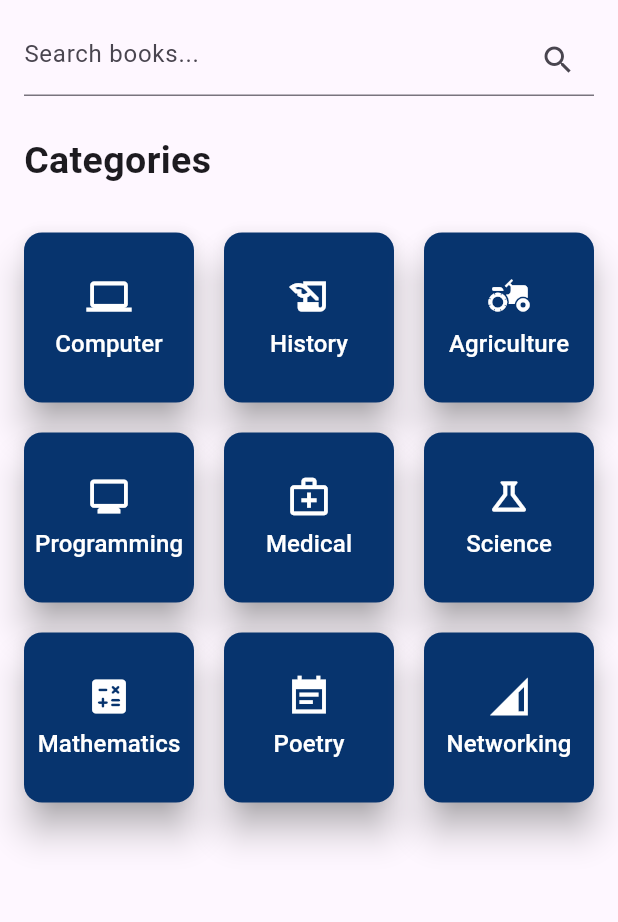
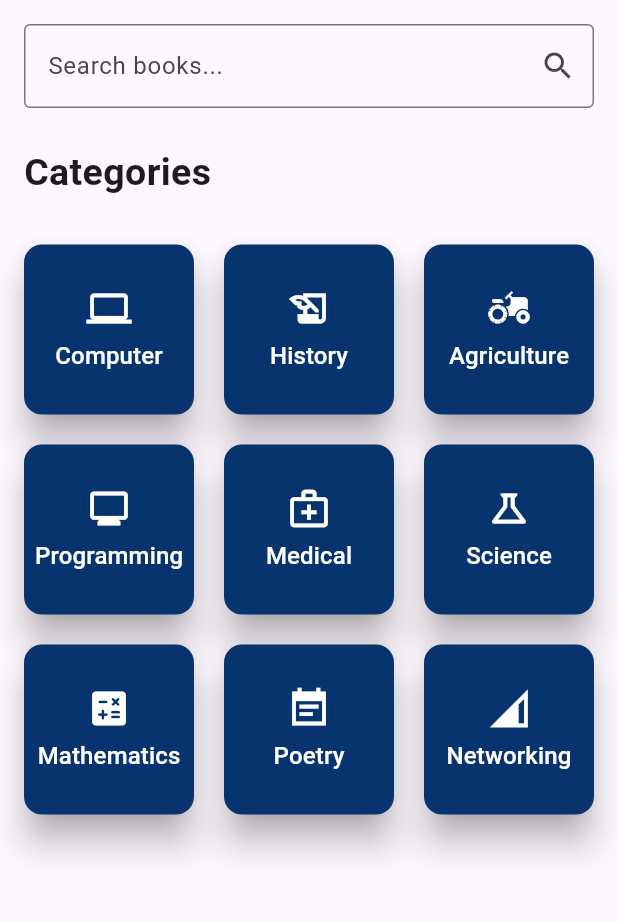
Before and after one commit to BasharatSahito/Ebooks-library-with-Google-Books-Api, a Flutter app: the screen it shows after launch, in the side drawer, after a tap on "Home", on a phone screen of 412 x 824 dp, the part 84-1006 px from its top. Run offline on Flutter 3.47's test engine with Material 3 defaults, Android fonts, the phone set to English and light mode, and no system bars; our stand-ins replace device_info_plus, file_picker, flutter_dotenv, permission_handler, shared_preferences; missing offline and left inert: flutter_pdfview.

```diff
--- a/lib/main.dart
+++ b/lib/main.dart
@@ -4,8 +4,12 @@ import 'package:book_library/providers/download_books_provider.dart';
 import 'package:book_library/providers/saved_books_provider.dart';
 import 'package:flutter/material.dart';
 import 'package:provider/provider.dart';
+import 'package:flutter_dotenv/flutter_dotenv.dart';
 
-void main() {
+
+void main() async {
+
+  await dotenv.load(fileName: ".env");
   runApp(const MyApp());
 }
 
--- a/lib/pages/book_details.dart
+++ b/lib/pages/book_details.dart
@@ -34,10 +34,6 @@ class _BookDetailsState extends State<BookDetails> {
 
   @override
   Widget build(BuildContext context) {
-    print(
-        "The Length of Saved Books is = ${context.read<SavedBooksProvider>().savedBooks.length}");
-    print("The value is = ${context.read<SavedBooksProvider>().isBookSaved}");
-
     var previewLink = widget.book.volumeInfo?.previewLink?.toString();
     var downloadLink = widget.book.accessInfo?.epub?.downloadLink?.toString();
     var bookThumbnail = widget.book.volumeInfo?.imageLinks?.thumbnail ??
--- a/lib/pages/homepage.dart
+++ b/lib/pages/homepage.dart
@@ -75,7 +75,7 @@ class _HomePageState extends State<HomePage> {
                 onSubmitted: (String value) {
                   if (searchController.text.isNotEmpty) {
                     context.read<CheckBoxProvider>().onCheckboxChanged(false);
-                    print(context.read<CheckBoxProvider>().isFreeEbookSelected);
+
                     Navigator.push(
                         context,
                         MaterialPageRoute(
@@ -92,6 +92,7 @@ class _HomePageState extends State<HomePage> {
                   }
                 },
                 decoration: InputDecoration(
+                  border: const OutlineInputBorder(),
                   hintText: 'Search books...',
                   suffixIcon: IconButton(
                     icon: const Icon(Icons.search),
@@ -100,9 +101,6 @@ class _HomePageState extends State<HomePage> {
                         context
                             .read<CheckBoxProvider>()
                             .onCheckboxChanged(false);
-                        print(context
-                            .read<CheckBoxProvider>()
-                            .isFreeEbookSelected);
                         Navigator.push(
                             context,
                             MaterialPageRoute(
--- a/lib/pages/search_results.dart
+++ b/lib/pages/search_results.dart
@@ -81,8 +81,8 @@ class _SearchResultsState extends State<SearchResults> {
                         gridDelegate:
                             const SliverGridDelegateWithFixedCrossAxisCount(
                           crossAxisCount: 2,
-                          crossAxisSpacing: 10,
-                          mainAxisSpacing: 60,
+                          crossAxisSpacing: 20,
+                          mainAxisSpacing: 30,
                         ),
                         itemCount: snapshot.data!.items!.length,
                         itemBuilder: (context, index) {
--- a/lib/utils/category_buttons.dart
+++ b/lib/utils/category_buttons.dart
@@ -28,7 +28,6 @@ class _CategoryButtonState extends State<CategoryButton> {
           child: ElevatedButton(
             onPressed: () {
               context.read<CheckBoxProvider>().onCheckboxChanged(false);
-              print(context.read<CheckBoxProvider>().isFreeEbookSelected);
               Navigator.push(
                   context,
                   MaterialPageRoute(
--- a/lib/utils/my_button.dart
+++ b/lib/utils/my_button.dart
@@ -35,7 +35,7 @@ class _MyButtonState extends State<MyButton> {
       ),
       label: Text(
         widget.btnTitles,
-        style: TextStyle(color: Colors.white),
+        style: const TextStyle(color: Colors.white),
       ),
       style: ElevatedButton.styleFrom(
         backgroundColor: const Color.fromARGB(255, 7, 52, 110),
--- a/lib/utils/my_drawer.dart
+++ b/lib/utils/my_drawer.dart
@@ -27,12 +27,21 @@ class _MyDrawerState extends State<MyDrawer> {
             crossAxisAlignment: CrossAxisAlignment.start,
 
             children: [
-              Text(
-                'Ebook Library',
-                style: TextStyle(
-                  color: Colors.white,
-                  fontSize: 24,
-                ),
+              Row(
+                children: [
+                  Icon(
+                    Icons.book,
+                    size: 30,
+                    color: Colors.white,
+                  ),
+                  Text(
+                    'Ebook Library',
+                    style: TextStyle(
+                      color: Colors.white,
+                      fontSize: 30,
+                    ),
+                  ),
+                ],
               ),
             ],
           ),
```
Also changed, not shown: lib/providers/saved_books_provider.dart (+0 -7 lines), lib/services/api_fetching.dart (+5 -5 lines), pubspec.yaml (+5 -5 lines), pubspec.lock, 2 other files.
